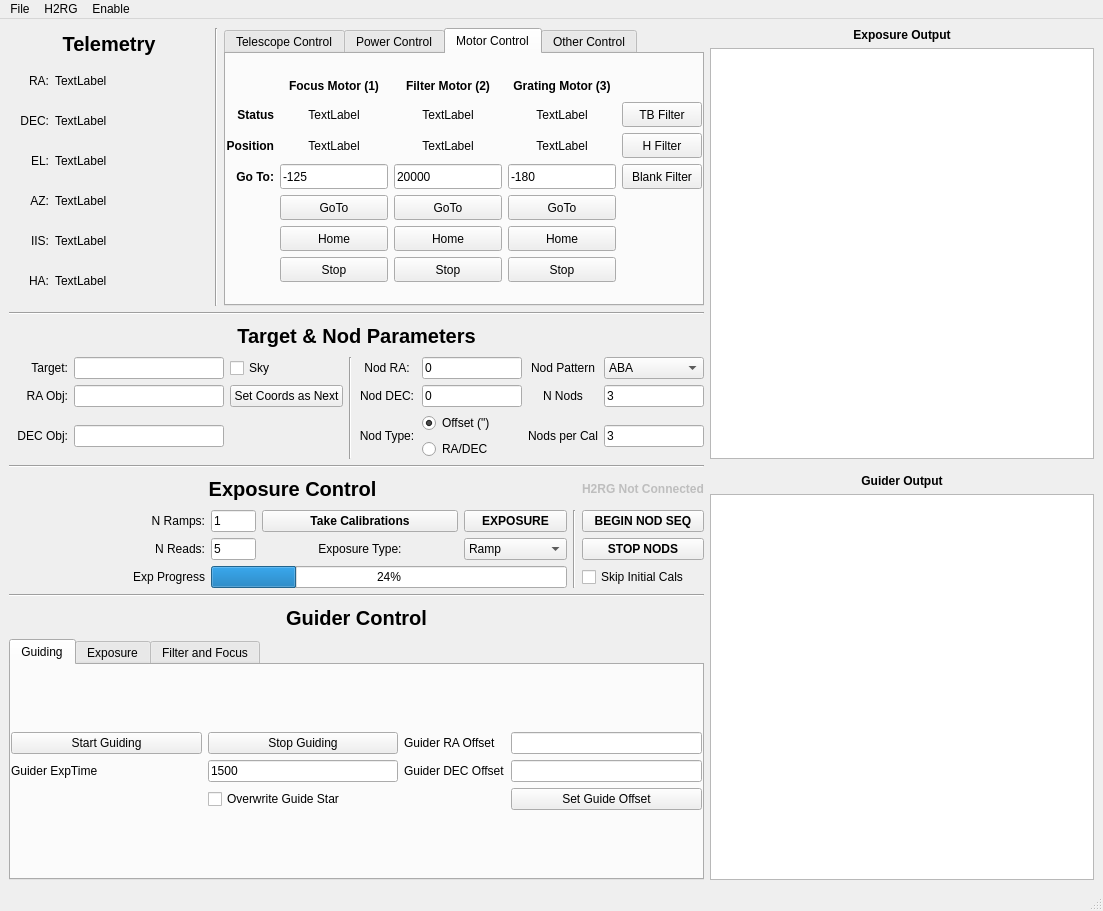
Qt form WIFIS_NEW.ui (WIFIS-Team/controlcode-new) before a commit.
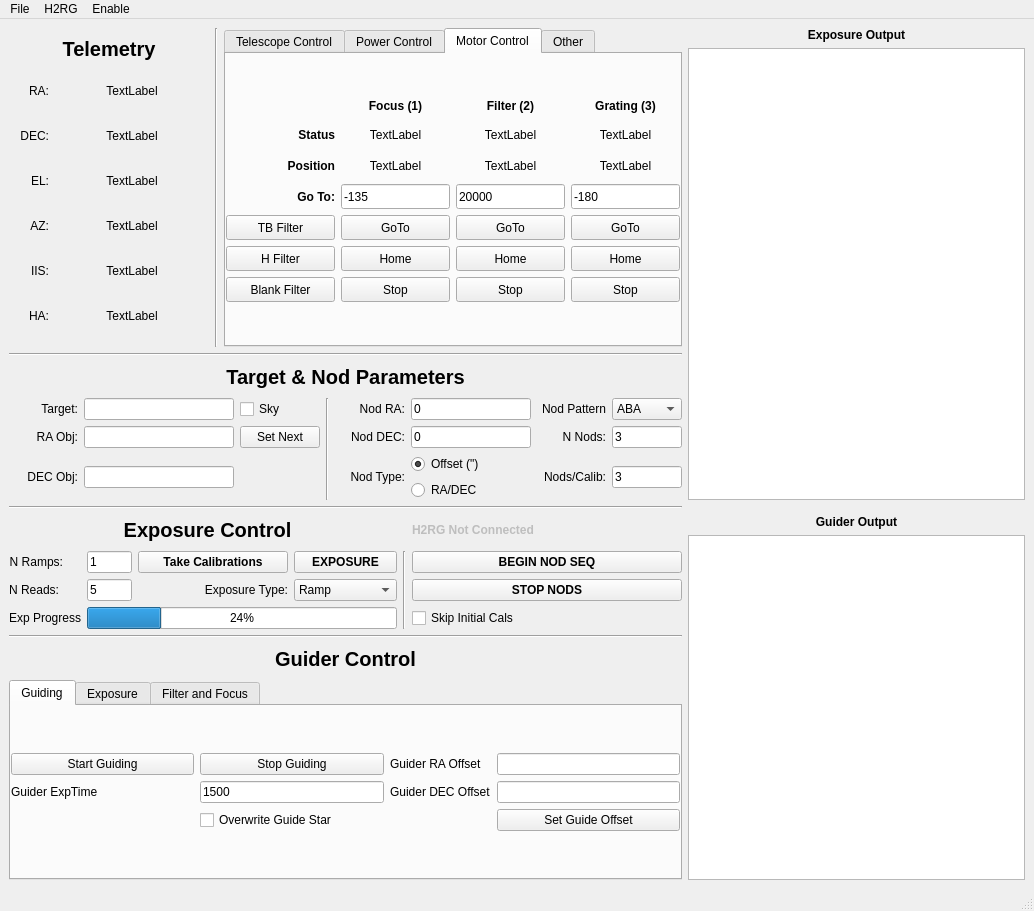
The same form after that commit. The open tabs and pages were chosen to show the change.

```diff
--- a/WIFIS_NEW.ui
+++ b/WIFIS_NEW.ui
@@ -6,7 +6,7 @@
    <rect>
     <x>0</x>
     <y>0</y>
-    <width>1103</width>
+    <width>1034</width>
     <height>911</height>
    </rect>
   </property>
@@ -66,7 +66,7 @@
              <string>TextLabel</string>
             </property>
             <property name="alignment">
-             <set>Qt::AlignLeading|Qt::AlignLeft|Qt::AlignVCenter</set>
+             <set>Qt::AlignCenter</set>
             </property>
            </widget>
           </item>
@@ -150,7 +150,7 @@
              <string>TextLabel</string>
             </property>
             <property name="alignment">
-             <set>Qt::AlignLeading|Qt::AlignLeft|Qt::AlignVCenter</set>
+             <set>Qt::AlignCenter</set>
             </property>
            </widget>
           </item>
@@ -207,7 +207,7 @@
              <string>TextLabel</string>
             </property>
             <property name="alignment">
-             <set>Qt::AlignLeading|Qt::AlignLeft|Qt::AlignVCenter</set>
+             <set>Qt::AlignCenter</set>
             </property>
            </widget>
           </item>
@@ -263,7 +263,7 @@
              <string>TextLabel</string>
             </property>
             <property name="alignment">
-             <set>Qt::AlignLeading|Qt::AlignLeft|Qt::AlignVCenter</set>
+             <set>Qt::AlignCenter</set>
             </property>
            </widget>
           </item>
@@ -291,7 +291,7 @@
              <string>TextLabel</string>
             </property>
             <property name="alignment">
-             <set>Qt::AlignLeading|Qt::AlignLeft|Qt::AlignVCenter</set>
+             <set>Qt::AlignCenter</set>
             </property>
            </widget>
           </item>
@@ -347,7 +347,7 @@
              <string>TextLabel</string>
             </property>
             <property name="alignment">
-             <set>Qt::AlignLeading|Qt::AlignLeft|Qt::AlignVCenter</set>
+             <set>Qt::AlignCenter</set>
             </property>
            </widget>
           </item>
@@ -947,25 +947,6 @@
                 </property>
                </widget>
               </item>
-              <item row="1" column="4">
-               <widget class="QPushButton" name="TBButton">
-                <property name="sizePolicy">
-                 <sizepolicy hsizetype="Expanding" vsizetype="Maximum">
-                  <horstretch>0</horstretch>
-                  <verstretch>0</verstretch>
-                 </sizepolicy>
-                </property>
-                <property name="maximumSize">
-                 <size>
-                  <width>16777215</width>
-                  <height>25</height>
-                 </size>
-                </property>
-                <property name="text">
-                 <string>TB Filter</string>
-                </property>
-               </widget>
-              </item>
               <item row="4" column="1">
                <widget class="QPushButton" name="FocusGoTo">
                 <property name="sizePolicy">
@@ -1034,7 +1015,7 @@
                  </font>
                 </property>
                 <property name="text">
-                 <string>Focus Motor (1)</string>
+                 <string>Focus (1)</string>
                 </property>
                 <property name="alignment">
                  <set>Qt::AlignCenter</set>
@@ -1062,7 +1043,7 @@
                  </font>
                 </property>
                 <property name="text">
-                 <string>Filter Motor (2)</string>
+                 <string>Filter (2)</string>
                 </property>
                 <property name="alignment">
                  <set>Qt::AlignCenter</set>
@@ -1097,44 +1078,6 @@
                 </property>
                </widget>
               </item>
-              <item row="2" column="4">
-               <widget class="QPushButton" name="HButton">
-                <property name="sizePolicy">
-                 <sizepolicy hsizetype="Expanding" vsizetype="Maximum">
-                  <horstretch>0</horstretch>
-                  <verstretch>0</verstretch>
-                 </sizepolicy>
-                </property>
-                <property name="maximumSize">
-                 <size>
-                  <width>16777215</width>
-                  <height>25</height>
-                 </size>
-                </property>
-                <property name="text">
-                 <string>H Filter</string>
-                </property>
-               </widget>
-              </item>
-              <item row="3" column="4">
-               <widget class="QPushButton" name="BlankButton">
-                <property name="sizePolicy">
-                 <sizepolicy hsizetype="Expanding" vsizetype="Maximum">
-                  <horstretch>0</horstretch>
-                  <verstretch>0</verstretch>
-                 </sizepolicy>
-                </property>
-                <property name="maximumSize">
-                 <size>
-                  <width>16777215</width>
-                  <height>25</height>
-                 </size>
-                </property>
-                <property name="text">
-                 <string>Blank Filter</string>
-                </property>
-               </widget>
-              </item>
               <item row="0" column="3">
                <widget class="QLabel" name="label_41">
                 <property name="sizePolicy">
@@ -1156,7 +1099,7 @@
                  </font>
                 </property>
                 <property name="text">
-                 <string>Grating Motor (3)</string>
+                 <string>Grating (3)</string>
                 </property>
                 <property name="alignment">
                  <set>Qt::AlignCenter</set>
@@ -1330,7 +1273,7 @@
                  </size>
                 </property>
                 <property name="text">
-                 <string>-125</string>
+                 <string>-135</string>
                 </property>
                </widget>
               </item>
@@ -1504,13 +1447,70 @@
                 </property>
                </widget>
               </item>
+              <item row="4" column="0">
+               <widget class="QPushButton" name="TBButton">
+                <property name="sizePolicy">
+                 <sizepolicy hsizetype="Expanding" vsizetype="Maximum">
+                  <horstretch>0</horstretch>
+                  <verstretch>0</verstretch>
+                 </sizepolicy>
+                </property>
+                <property name="maximumSize">
+                 <size>
+                  <width>16777215</width>
+                  <height>25</height>
+                 </size>
+                </property>
+                <property name="text">
+                 <string>TB Filter</string>
+                </property>
+               </widget>
+              </item>
+              <item row="5" column="0">
+               <widget class="QPushButton" name="HButton">
+                <property name="sizePolicy">
+                 <sizepolicy hsizetype="Expanding" vsizetype="Maximum">
+                  <horstretch>0</horstretch>
+                  <verstretch>0</verstretch>
+                 </sizepolicy>
+                </property>
+                <property name="maximumSize">
+                 <size>
+                  <width>16777215</width>
+                  <height>25</height>
+                 </size>
+                </property>
+                <property name="text">
+                 <string>H Filter</string>
+                </property>
+               </widget>
+              </item>
+              <item row="6" column="0">
+               <widget class="QPushButton" name="BlankButton">
+                <property name="sizePolicy">
+                 <sizepolicy hsizetype="Expanding" vsizetype="Maximum">
+                  <horstretch>0</horstretch>
+                  <verstretch>0</verstretch>
+                 </sizepolicy>
+                </property>
+                <property name="maximumSize">
+                 <size>
+                  <width>16777215</width>
+                  <height>25</height>
+                 </size>
+                </property>
+                <property name="text">
+                 <string>Blank Filter</string>
+                </property>
+               </widget>
+              </item>
              </layout>
             </item>
            </layout>
           </widget>
           <widget class="QWidget" name="tab_4">
            <attribute name="title">
-            <string>Other Control</string>
+            <string>Other</string>
            </attribute>
            <layout class="QGridLayout" name="gridLayout_14">
             <property name="leftMargin">
@@ -1684,10 +1684,10 @@
         <item row="3" column="6">
          <widget class="QLabel" name="label_32">
           <property name="text">
-           <string>Nods per Cal</string>
+           <string>Nods/Calib:</string>
           </property>
           <property name="alignment">
-           <set>Qt::AlignCenter</set>
+           <set>Qt::AlignRight|Qt::AlignTrailing|Qt::AlignVCenter</set>
           </property>
          </widget>
         </item>
@@ -1707,7 +1707,7 @@
            <string>Nod RA:</string>
           </property>
           <property name="alignment">
-           <set>Qt::AlignCenter</set>
+           <set>Qt::AlignRight|Qt::AlignTrailing|Qt::AlignVCenter</set>
           </property>
          </widget>
         </item>
@@ -1728,7 +1728,7 @@
            </font>
           </property>
           <property name="text">
-           <string>Set Coords as Next</string>
+           <string>Set Next</string>
           </property>
           <property name="default">
            <bool>false</bool>
@@ -1754,7 +1754,7 @@
            <string>Nod Type:</string>
           </property>
           <property name="alignment">
-           <set>Qt::AlignCenter</set>
+           <set>Qt::AlignRight|Qt::AlignTrailing|Qt::AlignVCenter</set>
           </property>
          </widget>
         </item>
@@ -1768,7 +1768,7 @@
           </property>
           <property name="maximumSize">
            <size>
-            <width>100</width>
+            <width>70</width>
             <height>16777215</height>
            </size>
           </property>
@@ -1787,10 +1787,10 @@
         <item row="2" column="6">
          <widget class="QLabel" name="label_31">
           <property name="text">
-           <string>N Nods</string>
+           <string>N Nods:</string>
           </property>
           <property name="alignment">
-           <set>Qt::AlignCenter</set>
+           <set>Qt::AlignRight|Qt::AlignTrailing|Qt::AlignVCenter</set>
           </property>
          </widget>
         </item>
@@ -1832,7 +1832,7 @@
            <string>Nod DEC:</string>
           </property>
           <property name="alignment">
-           <set>Qt::AlignCenter</set>
+           <set>Qt::AlignRight|Qt::AlignTrailing|Qt::AlignVCenter</set>
           </property>
          </widget>
         </item>
@@ -1842,7 +1842,7 @@
            <string>Nod Pattern</string>
           </property>
           <property name="alignment">
-           <set>Qt::AlignCenter</set>
+           <set>Qt::AlignRight|Qt::AlignTrailing|Qt::AlignVCenter</set>
           </property>
          </widget>
         </item>
@@ -1856,7 +1856,7 @@
           </property>
           <property name="minimumSize">
            <size>
-            <width>100</width>
+            <width>120</width>
             <height>0</height>
            </size>
           </property>
@@ -1878,7 +1878,7 @@
           </property>
           <property name="minimumSize">
            <size>
-            <width>100</width>
+            <width>120</width>
             <height>0</height>
            </size>
           </property>
@@ -1900,7 +1900,7 @@
           </property>
           <property name="minimumSize">
            <size>
-            <width>100</width>
+            <width>120</width>
             <height>0</height>
            </size>
           </property>
@@ -1915,11 +1915,17 @@
         <item row="1" column="5">
          <widget class="QLineEdit" name="NodRAText">
           <property name="sizePolicy">
-           <sizepolicy hsizetype="Maximum" vsizetype="Fixed">
+           <sizepolicy hsizetype="MinimumExpanding" vsizetype="Fixed">
             <horstretch>0</horstretch>
             <verstretch>0</verstretch>
            </sizepolicy>
           </property>
+          <property name="minimumSize">
+           <size>
+            <width>120</width>
+            <height>0</height>
+           </size>
+          </property>
           <property name="maximumSize">
            <size>
             <width>100</width>
@@ -1934,11 +1940,17 @@
         <item row="2" column="5">
          <widget class="QLineEdit" name="NodDecText">
           <property name="sizePolicy">
-           <sizepolicy hsizetype="Maximum" vsizetype="Fixed">
+           <sizepolicy hsizetype="MinimumExpanding" vsizetype="Fixed">
             <horstretch>0</horstretch>
             <verstretch>0</verstretch>
            </sizepolicy>
           </property>
+          <property name="minimumSize">
+           <size>
+            <width>120</width>
+            <height>0</height>
+           </size>
+          </property>
           <property name="maximumSize">
            <size>
             <width>100</width>
@@ -1960,7 +1972,7 @@
           </property>
           <property name="maximumSize">
            <size>
-            <width>100</width>
+            <width>70</width>
             <height>16777215</height>
            </size>
           </property>
@@ -1979,7 +1991,7 @@
           </property>
           <property name="maximumSize">
            <size>
-            <width>100</width>
+            <width>70</width>
             <height>16777215</height>
            </size>
           </property>
@@ -2066,6 +2078,12 @@
         </item>
         <item row="3" column="0">
          <widget class="QLabel" name="label_30">
+          <property name="sizePolicy">
+           <sizepolicy hsizetype="Maximum" vsizetype="Preferred">
+            <horstretch>0</horstretch>
+            <verstretch>0</verstretch>
+           </sizepolicy>
+          </property>
           <property name="text">
            <string>Exp Progress</string>
           </property>
@@ -2076,6 +2094,12 @@
         </item>
         <item row="2" column="0">
          <widget class="QLabel" name="label_21">
+          <property name="sizePolicy">
+           <sizepolicy hsizetype="Maximum" vsizetype="Preferred">
+            <horstretch>0</horstretch>
+            <verstretch>0</verstretch>
+           </sizepolicy>
+          </property>
           <property name="text">
            <string>N Reads:</string>
           </property>
@@ -2086,6 +2110,12 @@
         </item>
         <item row="1" column="0">
          <widget class="QLabel" name="label_20">
+          <property name="sizePolicy">
+           <sizepolicy hsizetype="Maximum" vsizetype="Preferred">
+            <horstretch>0</horstretch>
+            <verstretch>0</verstretch>
+           </sizepolicy>
+          </property>
           <property name="text">
            <string>N Ramps:</string>
           </property>
@@ -2101,41 +2131,20 @@
           </property>
          </widget>
         </item>
-        <item row="3" column="5">
-         <widget class="QCheckBox" name="SkipCalib">
-          <property name="text">
-           <string>Skip Initial Cals</string>
-          </property>
-         </widget>
-        </item>
-        <item row="1" column="5">
-         <widget class="QPushButton" name="NodBeginButton">
-          <property name="font">
-           <font>
-            <weight>75</weight>
-            <bold>true</bold>
-           </font>
-          </property>
-          <property name="text">
-           <string>BEGIN NOD SEQ</string>
-          </property>
-         </widget>
-        </item>
-        <item row="2" column="5">
-         <widget class="QPushButton" name="StopExpButton">
-          <property name="font">
-           <font>
-            <weight>75</weight>
-            <bold>true</bold>
-           </font>
-          </property>
-          <property name="text">
-           <string>STOP NODS</string>
-          </property>
-         </widget>
-        </item>
         <item row="1" column="2">
          <widget class="QPushButton" name="TakeCalibButton">
+          <property name="sizePolicy">
+           <sizepolicy hsizetype="MinimumExpanding" vsizetype="Fixed">
+            <horstretch>0</horstretch>
+            <verstretch>0</verstretch>
+           </sizepolicy>
+          </property>
+          <property name="maximumSize">
+           <size>
+            <width>150</width>
+            <height>16777215</height>
+           </size>
+          </property>
           <property name="font">
            <font>
             <weight>75</weight>
@@ -2201,47 +2210,7 @@
            <string>Exposure Type:</string>
           </property>
           <property name="alignment">
-           <set>Qt::AlignCenter</set>
-          </property>
-         </widget>
-        </item>
-        <item row="0" column="5">
-         <widget class="QLabel" name="DetectorStatusLabel">
-          <property name="enabled">
-           <bool>false</bool>
-          </property>
-          <property name="sizePolicy">
-           <sizepolicy hsizetype="Maximum" vsizetype="Maximum">
-            <horstretch>0</horstretch>
-            <verstretch>0</verstretch>
-           </sizepolicy>
-          </property>
-          <property name="maximumSize">
-           <size>
-            <width>16777215</width>
-            <height>150</height>
-           </size>
-          </property>
-          <property name="baseSize">
-           <size>
-            <width>0</width>
-            <height>0</height>
-           </size>
-          </property>
-          <property name="font">
-           <font>
-            <weight>75</weight>
-            <bold>true</bold>
-           </font>
-          </property>
-          <property name="autoFillBackground">
-           <bool>false</bool>
-          </property>
-          <property name="text">
-           <string>H2RG Not Connected</string>
-          </property>
-          <property name="alignment">
-           <set>Qt::AlignCenter</set>
+           <set>Qt::AlignRight|Qt::AlignTrailing|Qt::AlignVCenter</set>
           </property>
          </widget>
         </item>
@@ -2293,10 +2262,83 @@
           </property>
          </widget>
         </item>
+        <item row="0" column="5" colspan="2">
+         <widget class="QLabel" name="DetectorStatusLabel">
+          <property name="enabled">
+           <bool>false</bool>
+          </property>
+          <property name="sizePolicy">
+           <sizepolicy hsizetype="Maximum" vsizetype="Maximum">
+            <horstretch>0</horstretch>
+            <verstretch>0</verstretch>
+           </sizepolicy>
+          </property>
+          <property name="maximumSize">
+           <size>
+            <width>16777215</width>
+            <height>150</height>
+           </size>
+          </property>
+          <property name="baseSize">
+           <size>
+            <width>0</width>
+            <height>0</height>
+           </size>
+          </property>
+          <property name="font">
+           <font>
+            <weight>75</weight>
+            <bold>true</bold>
+           </font>
+          </property>
+          <property name="autoFillBackground">
+           <bool>false</bool>
+          </property>
+          <property name="text">
+           <string>H2RG Not Connected</string>
+          </property>
+          <property name="alignment">
+           <set>Qt::AlignCenter</set>
+          </property>
+         </widget>
+        </item>
+        <item row="1" column="5" colspan="2">
+         <widget class="QPushButton" name="NodBeginButton">
+          <property name="font">
+           <font>
+            <weight>75</weight>
+            <bold>true</bold>
+           </font>
+          </property>
+          <property name="text">
+           <string>BEGIN NOD SEQ</string>
+          </property>
+         </widget>
+        </item>
+        <item row="2" column="5" colspan="2">
+         <widget class="QPushButton" name="StopExpButton">
+          <property name="font">
+           <font>
+            <weight>75</weight>
+            <bold>true</bold>
+           </font>
+          </property>
+          <property name="text">
+           <string>STOP NODS</string>
+          </property>
+         </widget>
+        </item>
+        <item row="3" column="5" colspan="2">
+         <widget class="QCheckBox" name="SkipCalib">
+          <property name="text">
+           <string>Skip Initial Cals</string>
+          </property>
+         </widget>
+        </item>
        </layout>
       </item>
       <item row="6" column="0">
-       <layout class="QGridLayout" name="gridLayout_6" rowstretch="1,1,1" columnstretch="1,1">
+       <layout class="QGridLayout" name="gridLayout_6" rowstretch="0,0,0" columnstretch="0,0">
         <item row="0" column="0" colspan="2">
          <widget class="QLabel" name="label_29">
           <property name="sizePolicy">
@@ -3137,7 +3179,7 @@
     <rect>
      <x>0</x>
      <y>0</y>
-     <width>1103</width>
+     <width>1034</width>
      <height>22</height>
     </rect>
    </property>
```
Left out of the diff: 14 changed lines with no effect on the pictures.
